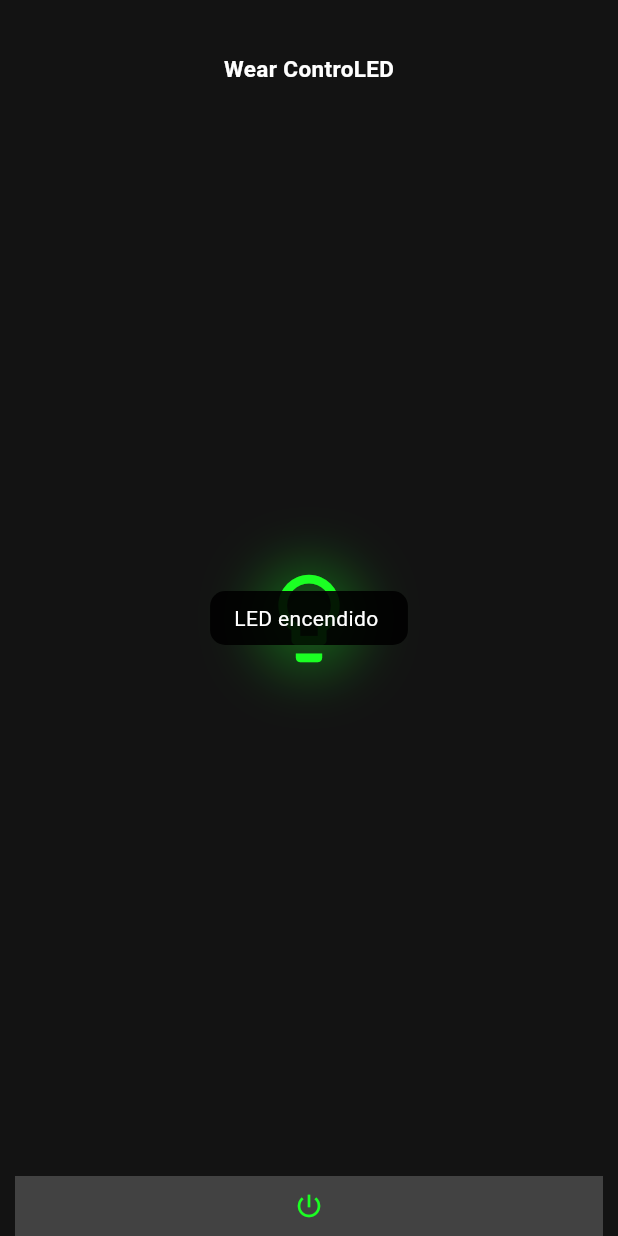
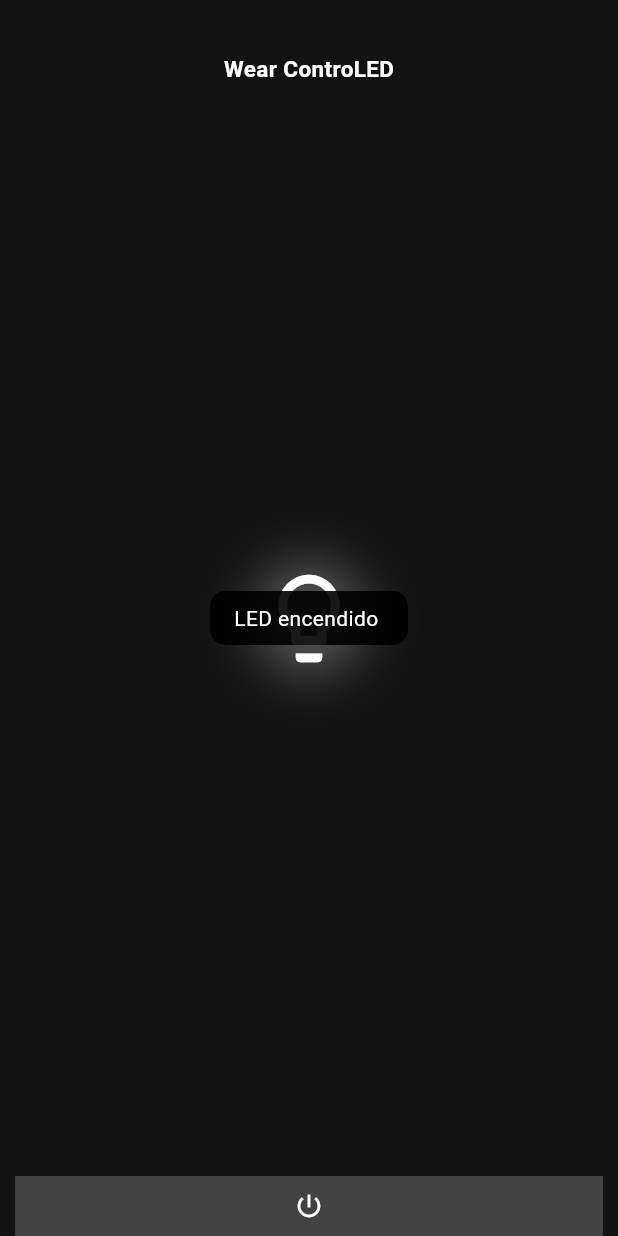
Before and after one commit to ChrisAlegria/Wear-ControLED, a Flutter app: the screen it shows after launch, after a tap on the "power settings new" icon, on a phone screen of 412 x 824 dp. Run offline on Flutter 3.47's test engine with Material 3 defaults, Android fonts, the light colour scheme and no system bars; our stand-ins replace flutter_blue; missing offline and left inert: wear.

Commit message:
Add: Default On Color

```diff
--- a/lib/pages/WatchScreen.dart
+++ b/lib/pages/WatchScreen.dart
@@ -52,10 +52,9 @@ class _LEDScreenState extends State<LEDScreen> {
   bool _isLEDon = false;
   Color _ledColor = Colors.grey;
   String _message = '';
-  bool _showColorIcon = false; // Flag to show color icon
-  Timer? _messageTimer; // Timer to control message display
+  bool _showColorIcon = false;
+  Timer? _messageTimer;
 
-  // List of colors to cycle through
   List<Color> _colorCycle = [
     Color.fromARGB(255, 27, 255, 35),
     Color.fromARGB(255, 33, 215, 243),
@@ -74,36 +73,36 @@ class _LEDScreenState extends State<LEDScreen> {
     setState(() {
       _isLEDon = !_isLEDon;
       if (_isLEDon) {
-        _ledColor = _colorCycle[_currentColorIndex];
+        _ledColor = Colors.white;
         _message = 'LED encendido';
-        _showColorIcon = false; // Hide color icon when LED is on
+        _showColorIcon = false;
       } else {
-        _ledColor = Colors.grey;
+        _ledColor = const Color.fromARGB(255, 73, 73, 73);
         _message = 'LED apagado';
-        _showColorIcon = false; // Hide color icon when LED is off
+        _showColorIcon = false;
       }
       _showUpdateMessage();
     });
   }
 
   void _showUpdateMessage() {
-    _messageTimer?.cancel(); // Cancel any existing timer
+    _messageTimer?.cancel();
     _messageTimer = Timer(Duration(milliseconds: 1500), () {
       setState(() {
         _message = '';
-        _showColorIcon = false; // Hide color icon after message disappears
+        _showColorIcon = false;
       });
     });
   }
 
   void _changeColor() {
-    if (!_isLEDon) return; // Prevent color change if LED is off
+    if (!_isLEDon) return;
 
     setState(() {
       _currentColorIndex = (_currentColorIndex + 1) % _colorCycle.length;
       _ledColor = _colorCycle[_currentColorIndex];
       _message = 'Se actualizó el color a';
-      _showColorIcon = true; // Show color icon when color changes
+      _showColorIcon = true;
       _showUpdateMessage();
     });
   }
@@ -124,7 +123,6 @@ class _LEDScreenState extends State<LEDScreen> {
       flutterBlue.stopScan();
     } catch (e) {
       print('Error starting scan: $e');
-      // Handle error starting scan (e.g., show error message)
     }
   }
 
@@ -150,16 +148,14 @@ class _LEDScreenState extends State<LEDScreen> {
       }
     } catch (e) {
       print('Error connecting to device: $e');
-      // Handle error connecting to device (e.g., show error message)
     }
   }
 
   void _handleReceivedData(List<int> value) {
     setState(() {
-      // Assuming received data represents RGB color values
       _ledColor = Color.fromRGBO(value[0], value[1], value[2], 1.0);
       _message = 'LED actualizado a';
-      _showColorIcon = true; // Show color icon when LED is updated
+      _showColorIcon = true;
       _showUpdateMessage();
     });
   }
@@ -169,10 +165,10 @@ class _LEDScreenState extends State<LEDScreen> {
       _connectedDevice!.disconnect();
       setState(() {
         _connectedDevice = null;
-        _ledColor = Colors.grey; // Reset LED color to default when disconnected
-        _isLEDon = false; // Turn off LED when disconnected
+        _ledColor = Colors.grey;
+        _isLEDon = false;
         _message = '';
-        _showColorIcon = false; // Hide color icon when LED is disconnected
+        _showColorIcon = false;
       });
     }
   }
@@ -180,8 +176,7 @@ class _LEDScreenState extends State<LEDScreen> {
   @override
   Widget build(BuildContext context) {
     return GestureDetector(
-      onTap:
-          _isLEDon ? _changeColor : null, // Call _changeColor only if LED is on
+      onTap: _isLEDon ? _changeColor : null,
       child: Scaffold(
         backgroundColor: const Color.fromARGB(255, 19, 19, 19),
         body: SafeArea(
@@ -198,20 +193,18 @@ class _LEDScreenState extends State<LEDScreen> {
                       style: TextStyle(
                         color: Colors.white,
                         fontSize: 15.0,
-                        fontWeight: FontWeight.bold, // Bold font weight
+                        fontWeight: FontWeight.bold,
                       ),
                     ),
                     const SizedBox(
                       height: 5,
-                    ), // Adjust this height to move the icon down
+                    ),
                   ],
                 ),
               ),
               Center(
                 child: GestureDetector(
-                  onTap: _isLEDon
-                      ? _changeColor
-                      : null, // Call _changeColor only if LED is on
+                  onTap: _isLEDon ? _changeColor : null,
                   child: Container(
                     decoration: BoxDecoration(
                       shape: BoxShape.circle,
```
